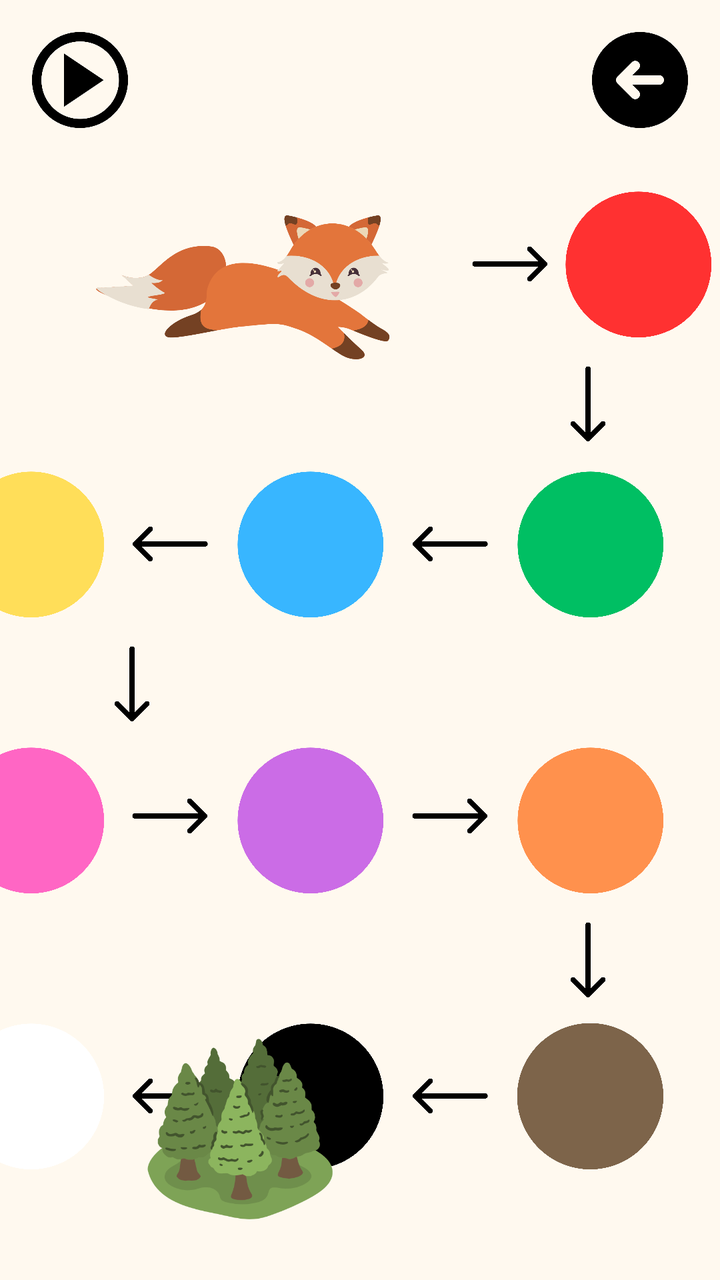
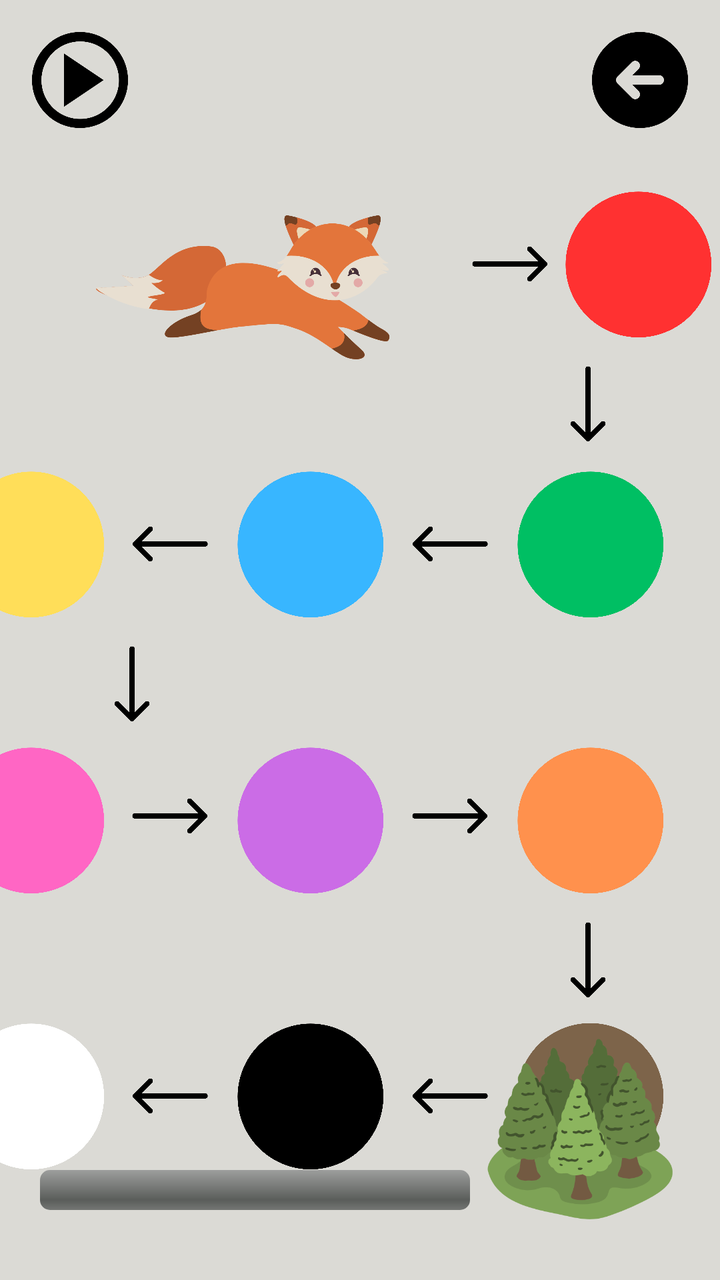

Before-and-after screenshots of an Android layout around one commit, followed by the original layout XML and the change that was made.
<!-- AndroidManifest.xml: application theme Theme.AppCompat.Light.DarkActionBar -->
<!-- res/layout/activity_colors.xml -->
<?xml version="1.0" encoding="utf-8"?>

<androidx.constraintlayout.widget.ConstraintLayout
    xmlns:android="http://schemas.android.com/apk/res/android"
    xmlns:app="http://schemas.android.com/apk/res-auto"
    xmlns:tools="http://schemas.android.com/tools"
    android:layout_width="match_parent"
    android:layout_height="match_parent"
    tools:context=".ColorsActivity"
    android:background="@color/happy_cream">

    <Button
        android:id="@+id/playButton"
        android:layout_width="48dp"
        android:layout_height="48dp"
        android:layout_marginTop="16dp"
        android:layout_marginStart="16dp"
        android:background="@drawable/playbtn"
        android:contentDescription="Play Button"
        app:layout_constraintStart_toStartOf="parent"
        app:layout_constraintTop_toTopOf="parent" />

    <Button
        android:id="@+id/backButton"
        android:layout_width="48dp"
        android:layout_height="48dp"
        android:background="@drawable/ic_back"
        android:contentDescription="Back Button"
        app:layout_constraintTop_toTopOf="parent"
        app:layout_constraintEnd_toEndOf="parent"
        android:layout_marginTop="16dp"
        android:layout_marginEnd="16dp" />


    <ImageView
        android:id="@+id/fuxiePlay"
        android:layout_width="160dp"
        android:layout_height="160dp"
        android:layout_marginStart="40dp"
        android:contentDescription="Fuxie Play"
        android:src="@drawable/fuxie_play"
        app:layout_constraintTop_toBottomOf="@+id/playButton"
        app:layout_constraintStart_toStartOf="parent" />




    <ImageView
        android:id="@+id/firstArrowRight"
        android:layout_width="40dp"
        android:layout_height="40dp"
        android:contentDescription="Arrow Right Image"
        android:layout_marginStart="35dp"
        android:src="@drawable/arrow_right"
        app:layout_constraintStart_toEndOf="@+id/fuxiePlay"
        app:layout_constraintTop_toTopOf="@+id/redBall"
        app:layout_constraintBottom_toBottomOf="@+id/redBall" />

    <ImageView
        android:id="@+id/redBall"
        android:layout_width="80dp"
        android:layout_height="80dp"
        android:layout_marginTop="92dp"
        android:contentDescription="Red Ball"
        android:src="@drawable/red_ball"
        app:layout_constraintEnd_toEndOf="parent"
        android:layout_marginStart="43dp"
        app:layout_constraintStart_toStartOf="@id/firstArrowRight"
        app:layout_constraintTop_toTopOf="parent" />

    <ImageView
        android:id="@+id/firstArrowDown"
        android:layout_width="40dp"
        android:layout_height="40dp"
        android:layout_marginTop="10dp"
        android:contentDescription="Arrow Down Image"
        android:layout_marginEnd="46dp"
        android:src="@drawable/arrow_down"
        app:layout_constraintEnd_toEndOf="parent"
        app:layout_constraintTop_toBottomOf="@+id/redBall" />

    <ImageView
        android:id="@+id/greenBall"
        android:layout_width="80dp"
        android:layout_height="80dp"
        android:layout_marginTop="10dp"
        android:contentDescription="Green Ball"
        android:layout_marginEnd="25dp"
        android:src="@drawable/green_ball"
        app:layout_constraintEnd_toEndOf="parent"
        app:layout_constraintTop_toBottomOf="@+id/firstArrowDown" />

    <ImageView
        android:id="@+id/firstArrowLeft"
        android:layout_width="40dp"
        android:layout_height="40dp"
        android:layout_marginEnd="10dp"
        android:layout_marginTop="100dp"
        android:contentDescription="Arrow Left Image"
        android:src="@drawable/arrow_left"
        app:layout_constraintEnd_toStartOf="@+id/greenBall"
        app:layout_constraintTop_toBottomOf="@+id/firstArrowRight"
        />

    <ImageView
        android:id="@+id/blueBall"
        android:layout_width="80dp"
        android:layout_height="80dp"
        android:layout_marginTop="8dp"
        android:layout_marginEnd="10dp"
        android:contentDescription="Blue Ball"
        android:src="@drawable/blue_ball"
        app:layout_constraintEnd_toStartOf="@+id/firstArrowLeft"
        app:layout_constraintTop_toBottomOf="@+id/fuxiePlay" />

    <ImageView
        android:id="@+id/secondArrowLeft"
        android:layout_width="40dp"
        android:layout_height="40dp"
        android:layout_marginEnd="10dp"
        android:layout_marginTop="100dp"
        android:contentDescription="Arrow Left Image"
        android:src="@drawable/arrow_left"
        app:layout_constraintEnd_toStartOf="@+id/blueBall"
        app:layout_constraintTop_toBottomOf="@+id/firstArrowRight"
        />

    <ImageView
        android:id="@+id/yellowBall"
        android:layout_width="80dp"
        android:layout_height="80dp"
        android:layout_marginTop="8dp"
        android:layout_marginEnd="10dp"
        android:contentDescription="Yellow Ball"
        android:src="@drawable/yellow_ball"
        app:layout_constraintEnd_toStartOf="@+id/secondArrowLeft"
        app:layout_constraintTop_toBottomOf="@+id/fuxiePlay" />

    <ImageView
        android:id="@+id/secondArrowDown"
        android:layout_width="40dp"
        android:layout_height="40dp"
        android:layout_marginTop="10dp"
        android:contentDescription="Arrow Down Image"
        android:layout_marginStart="46dp"
        android:src="@drawable/arrow_down"
        app:layout_constraintStart_toStartOf="parent"
        app:layout_constraintTop_toBottomOf="@+id/yellowBall" />

    <ImageView
        android:id="@+id/pinkBall"
        android:layout_width="80dp"
        android:layout_height="80dp"
        android:layout_marginTop="8dp"
        android:layout_marginEnd="10dp"
        android:contentDescription="Pink Ball"
        android:src="@drawable/pink_ball"
        app:layout_constraintEnd_toStartOf="@+id/secondArrowLeft"
        app:layout_constraintTop_toBottomOf="@+id/secondArrowDown" />

    <ImageView
        android:id="@+id/secondArrowRight"
        android:layout_width="40dp"
        android:layout_height="40dp"
        android:layout_marginStart="10dp"
        android:layout_marginTop="96dp"
        android:contentDescription="Arrow Right Image"
        android:src="@drawable/arrow_right"
        app:layout_constraintStart_toEndOf="@+id/pinkBall"
        app:layout_constraintTop_toBottomOf="@+id/secondArrowLeft"
        />


    <ImageView
        android:id="@+id/violetBall"
        android:layout_width="80dp"
        android:layout_height="80dp"
        android:layout_marginTop="58dp"
        android:layout_marginStart="10dp"
        android:contentDescription="Violet Ball"
        android:src="@drawable/violet_ball"
        app:layout_constraintStart_toEndOf="@+id/secondArrowRight"
        app:layout_constraintTop_toBottomOf="@+id/blueBall" />

    <ImageView
        android:id="@+id/thirdArrowRight"
        android:layout_width="40dp"
        android:layout_height="40dp"
        android:layout_marginStart="10dp"
        android:layout_marginTop="96dp"
        android:contentDescription="Arrow Right Image"
        android:src="@drawable/arrow_right"
        app:layout_constraintStart_toEndOf="@+id/violetBall"
        app:layout_constraintTop_toBottomOf="@+id/firstArrowLeft"
        />

    <ImageView
        android:id="@+id/orangeBall"
        android:layout_width="80dp"
        android:layout_height="80dp"
        android:layout_marginTop="58dp"
        android:contentDescription="Orange Ball"
        android:layout_marginEnd="25dp"
        android:src="@drawable/orange_ball"
        app:layout_constraintEnd_toEndOf="parent"
        app:layout_constraintTop_toBottomOf="@+id/greenBall" />

    <ImageView
        android:id="@+id/thirdArrowDown"
        android:layout_width="40dp"
        android:layout_height="40dp"
        android:layout_marginTop="10dp"
        android:contentDescription="Arrow Down Image"
        android:layout_marginEnd="46dp"
        android:src="@drawable/arrow_down"
        app:layout_constraintEnd_toEndOf="parent"
        app:layout_constraintTop_toBottomOf="@+id/orangeBall" />

    <ImageView
        android:id="@+id/brownBall"
        android:layout_width="80dp"
        android:layout_height="80dp"
        android:layout_marginTop="58dp"
        android:contentDescription="Brown Ball"
        android:layout_marginEnd="25dp"
        android:src="@drawable/brown_ball"
        app:layout_constraintEnd_toEndOf="parent"
        app:layout_constraintTop_toBottomOf="@+id/orangeBall" />

    <ImageView
        android:id="@+id/thirdArrowLeft"
        android:layout_width="40dp"
        android:layout_height="40dp"
        android:layout_marginEnd="10dp"
        android:layout_marginTop="100dp"
        android:contentDescription="Arrow Left Image"
        android:src="@drawable/arrow_left"
        app:layout_constraintEnd_toStartOf="@+id/brownBall"
        app:layout_constraintTop_toBottomOf="@+id/thirdArrowRight"
        />

    <ImageView
        android:id="@+id/blackBall"
        android:layout_width="80dp"
        android:layout_height="80dp"
        android:layout_marginTop="58dp"
        android:layout_marginEnd="10dp"
        android:contentDescription="Black Ball"
        android:src="@drawable/black_ball"
        app:layout_constraintEnd_toStartOf="@+id/thirdArrowLeft"
        app:layout_constraintTop_toBottomOf="@+id/violetBall" />

    <ImageView
        android:id="@+id/forthArrowLeft"
        android:layout_width="40dp"
        android:layout_height="40dp"
        android:layout_marginEnd="10dp"
        android:layout_marginTop="100dp"
        android:contentDescription="Arrow Left Image"
        android:src="@drawable/arrow_left"
        app:layout_constraintEnd_toStartOf="@+id/blackBall"
        app:layout_constraintTop_toBottomOf="@+id/secondArrowRight"
        />

    <ImageView
        android:id="@+id/whiteBall"
        android:layout_width="80dp"
        android:layout_height="80dp"
        android:layout_marginTop="58dp"
        android:layout_marginEnd="10dp"
        android:contentDescription="White Ball"
        android:src="@drawable/white_ball"
        app:layout_constraintEnd_toStartOf="@+id/forthArrowLeft"
        app:layout_constraintTop_toBottomOf="@+id/pinkBall" />

    <ImageView
        android:id="@+id/forestImage"
        android:layout_width="140dp"
        android:layout_height="140dp"
        android:src="@drawable/forest"
        android:contentDescription="Forest Image"
        android:layout_marginStart="50dp"

        app:layout_constraintStart_toStartOf="parent"
        app:layout_constraintBottom_toBottomOf="parent" />

</androidx.constraintlayout.widget.ConstraintLayout>
<!-- resources referenced by this layout -->
<resources>
  <color name="happy_cream">#FFF9EF</color>
  <!-- drawable arrow_down: png bitmap (drawable, 16108 bytes) -->
  <!-- drawable arrow_left: png bitmap (drawable, 16335 bytes) -->
  <!-- drawable arrow_right: png bitmap (drawable, 16387 bytes) -->
  <!-- drawable black_ball: png bitmap (drawable, 36446 bytes) -->
  <!-- drawable blue_ball: png bitmap (drawable, 38165 bytes) -->
  <!-- drawable brown_ball: png bitmap (drawable, 31648 bytes) -->
  <!-- drawable forest: png bitmap (drawable, 42483 bytes) -->
  <!-- drawable fuxie_play: png bitmap (drawable, 55865 bytes) -->
  <!-- drawable green_ball: png bitmap (drawable, 37215 bytes) -->
  <!-- drawable ic_back: png bitmap (drawable, 12387 bytes) -->
  <!-- drawable orange_ball: png bitmap (drawable, 38207 bytes) -->
  <!-- drawable pink_ball: png bitmap (drawable, 38178 bytes) -->
  <!-- drawable playbtn: png bitmap (drawable, 13382 bytes) -->
  <!-- drawable red_ball: png bitmap (drawable, 37877 bytes) -->
  <!-- drawable violet_ball: png bitmap (drawable, 38264 bytes) -->
  <!-- drawable white_ball: png bitmap (drawable, 38166 bytes) -->
  <!-- drawable yellow_ball: png bitmap (drawable, 38188 bytes) -->
</resources>

<!-- the commit's change to res/layout/activity_colors.xml (unified diff, before → after) -->
@@ -7,7 +7,7 @@
     android:layout_width="match_parent"
     android:layout_height="match_parent"
     tools:context=".ColorsActivity"
-    android:background="@color/happy_cream">
+    android:background="@color/happy_gray">
 
     <Button
         android:id="@+id/playButton"
@@ -277,11 +277,22 @@
         android:id="@+id/forestImage"
         android:layout_width="140dp"
         android:layout_height="140dp"
+        android:contentDescription="Forest Image"
         android:src="@drawable/forest"
-        android:contentDescription="Forest Image"
-        android:layout_marginStart="50dp"
-
-        app:layout_constraintStart_toStartOf="parent"
-        app:layout_constraintBottom_toBottomOf="parent" />
+        app:layout_constraintBottom_toBottomOf="parent"
+        app:layout_constraintEnd_toEndOf="parent" />
+
+    <ProgressBar
+        android:id="@+id/progressBar"
+        style="@android:style/Widget.ProgressBar.Horizontal"
+        android:layout_width="match_parent"
+        android:layout_height="wrap_content"
+        android:layout_marginStart="20dp"
+        android:layout_marginEnd="125dp"
+        android:layout_marginBottom="35dp"
+        android:max="100"
+        android:progress="0"
+        app:layout_constraintBottom_toBottomOf="parent"
+        tools:layout_editor_absoluteX="16dp"/>
 
 </androidx.constraintlayout.widget.ConstraintLayout>
<!-- resource entries referenced after the edit -->
@@ -1,6 +1,6 @@
 <!-- resources referenced by this layout -->
 <resources>
-  <color name="happy_cream">#FFF9EF</color>
+  <color name="happy_gray">#DBDAD5</color>
   <!-- drawable arrow_down: png bitmap (drawable, 16108 bytes) -->
   <!-- drawable arrow_left: png bitmap (drawable, 16335 bytes) -->
   <!-- drawable arrow_right: png bitmap (drawable, 16387 bytes) -->
